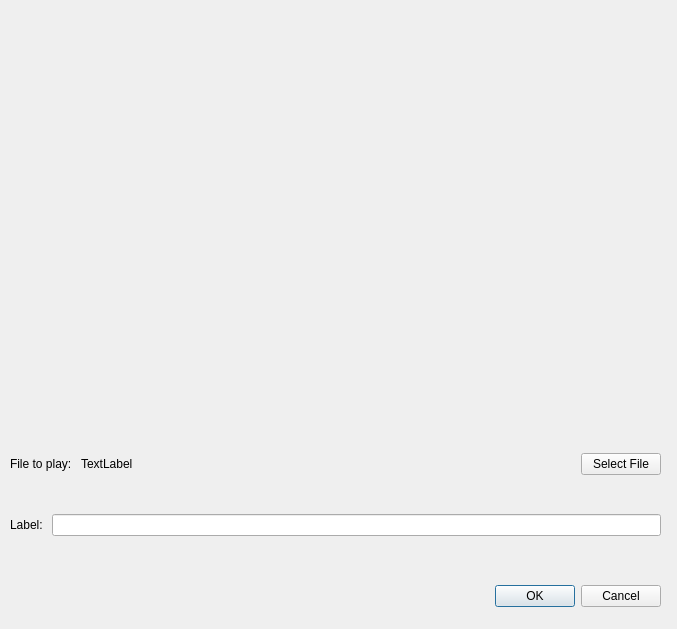
Old version of the form ui/keySettingsDialog.ui in the repository 9qUmV4/SoundKey2.
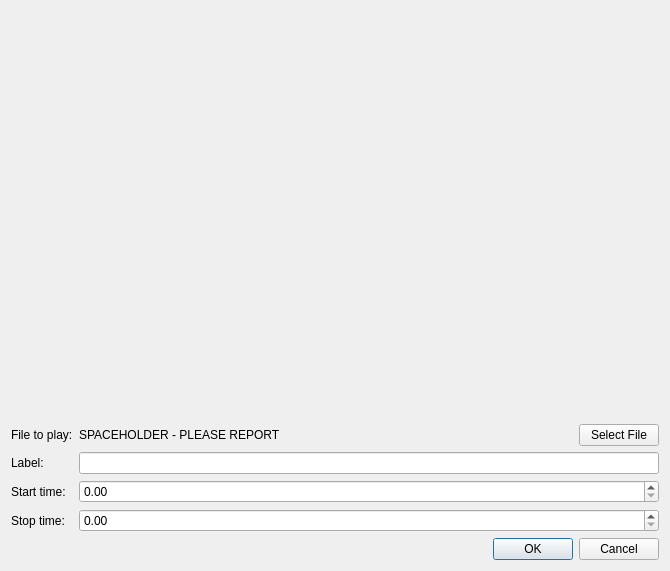
New version of the form.

Commit message: Implemented start and stop time. Added Scaling Key Settings Changed style to use only one styleSheet

Diff of the .ui file:
```diff
--- a/ui/keySettingsDialog.ui
+++ b/ui/keySettingsDialog.ui
@@ -6,8 +6,8 @@
    <rect>
     <x>0</x>
     <y>0</y>
-    <width>677</width>
-    <height>629</height>
+    <width>670</width>
+    <height>571</height>
    </rect>
   </property>
   <property name="windowTitle">
@@ -16,95 +16,99 @@
   <property name="styleSheet">
    <string notr="true"/>
   </property>
-  <widget class="QDialogButtonBox" name="buttonBox">
-   <property name="enabled">
-    <bool>true</bool>
-   </property>
-   <property name="geometry">
-    <rect>
-     <x>320</x>
-     <y>580</y>
-     <width>341</width>
-     <height>32</height>
-    </rect>
-   </property>
-   <property name="orientation">
-    <enum>Qt::Horizontal</enum>
-   </property>
-   <property name="standardButtons">
-    <set>QDialogButtonBox::Cancel|QDialogButtonBox::Ok</set>
-   </property>
-  </widget>
-  <widget class="QWidget" name="verticalLayoutWidget">
-   <property name="geometry">
-    <rect>
-     <x>10</x>
-     <y>420</y>
-     <width>651</width>
-     <height>151</height>
-    </rect>
-   </property>
-   <layout class="QVBoxLayout" name="verticalLayout">
-    <item>
-     <layout class="QHBoxLayout" name="horizontalLayout">
-      <item>
-       <widget class="QLabel" name="label">
-        <property name="text">
-         <string>File to play: </string>
-        </property>
-       </widget>
-      </item>
-      <item>
-       <widget class="QLabel" name="pathDisplay">
-        <property name="sizePolicy">
-         <sizepolicy hsizetype="MinimumExpanding" vsizetype="Preferred">
-          <horstretch>0</horstretch>
-          <verstretch>0</verstretch>
-         </sizepolicy>
-        </property>
-        <property name="text">
-         <string>TextLabel</string>
-        </property>
-       </widget>
-      </item>
-      <item>
-       <widget class="QPushButton" name="selectFileButton">
-        <property name="toolTip">
-         <string>&lt;html&gt;&lt;head/&gt;&lt;body&gt;&lt;p&gt;Select a file to play.&lt;/p&gt;&lt;/body&gt;&lt;/html&gt;</string>
-        </property>
-        <property name="text">
-         <string>Select File</string>
-        </property>
-       </widget>
-      </item>
-     </layout>
-    </item>
-    <item>
-     <layout class="QHBoxLayout" name="horizontalLayout_2">
-      <item>
-       <widget class="QLabel" name="label_2">
-        <property name="text">
-         <string>Label: </string>
-        </property>
-       </widget>
-      </item>
-      <item>
-       <widget class="QLineEdit" name="labelEdit"/>
-      </item>
-     </layout>
-    </item>
-   </layout>
-  </widget>
-  <widget class="QWidget" name="waveViewHolder" native="true">
-   <property name="geometry">
-    <rect>
-     <x>9</x>
-     <y>9</y>
-     <width>651</width>
-     <height>401</height>
-    </rect>
-   </property>
-  </widget>
+  <layout class="QVBoxLayout" name="verticalLayout_2">
+   <item>
+    <widget class="QWidget" name="waveViewHolder" native="true">
+     <property name="sizePolicy">
+      <sizepolicy hsizetype="Expanding" vsizetype="Expanding">
+       <horstretch>0</horstretch>
+       <verstretch>0</verstretch>
+      </sizepolicy>
+     </property>
+    </widget>
+   </item>
+   <item>
+    <layout class="QFormLayout" name="formLayout">
+     <item row="0" column="0">
+      <widget class="QLabel" name="pathLabel">
+       <property name="text">
+        <string>File to play:</string>
+       </property>
+      </widget>
+     </item>
+     <item row="0" column="1">
+      <layout class="QHBoxLayout" name="pathHorizontalLayout">
+       <item>
+        <widget class="QLabel" name="pathDisplay">
+         <property name="sizePolicy">
+          <sizepolicy hsizetype="MinimumExpanding" vsizetype="Preferred">
+           <horstretch>0</horstretch>
+           <verstretch>0</verstretch>
+          </sizepolicy>
+         </property>
+         <property name="text">
+          <string>SPACEHOLDER - PLEASE REPORT</string>
+         </property>
+        </widget>
+       </item>
+       <item>
+        <widget class="QPushButton" name="selectFileButton">
+         <property name="toolTip">
+          <string>&lt;html&gt;&lt;head/&gt;&lt;body&gt;&lt;p&gt;Select a file to play.&lt;/p&gt;&lt;/body&gt;&lt;/html&gt;</string>
+         </property>
+         <property name="text">
+          <string>Select File</string>
+         </property>
+        </widget>
+       </item>
+      </layout>
+     </item>
+     <item row="1" column="0">
+      <widget class="QLabel" name="labelLabel">
+       <property name="text">
+        <string>Label:</string>
+       </property>
+      </widget>
+     </item>
+     <item row="2" column="0">
+      <widget class="QLabel" name="startTimeLabel">
+       <property name="text">
+        <string>Start time:</string>
+       </property>
+      </widget>
+     </item>
+     <item row="3" column="0">
+      <widget class="QLabel" name="stopTimeLabel">
+       <property name="text">
+        <string>Stop time:</string>
+       </property>
+      </widget>
+     </item>
+     <item row="2" column="1">
+      <widget class="QDoubleSpinBox" name="startTimeDoubleSpinBox"/>
+     </item>
+     <item row="3" column="1">
+      <widget class="QDoubleSpinBox" name="stopTimeDoubleSpinBox"/>
+     </item>
+     <item row="1" column="1">
+      <widget class="QLineEdit" name="labelLineEdit"/>
+     </item>
+    </layout>
+   </item>
+   <item>
+    <widget class="QDialogButtonBox" name="buttonBox">
+     <property name="enabled">
+      <bool>true</bool>
+     </property>
+     <property name="orientation">
+      <enum>Qt::Horizontal</enum>
+     </property>
+     <property name="standardButtons">
+      <set>QDialogButtonBox::Cancel|QDialogButtonBox::Ok</set>
+     </property>
+    </widget>
+   </item>
+  </layout>
  </widget>
  <tabstops>
   <tabstop>selectFileButton</tabstop>
```
Left out of the diff: 11 changed lines with no effect on the pictures. The commit also changes 7 other files.
